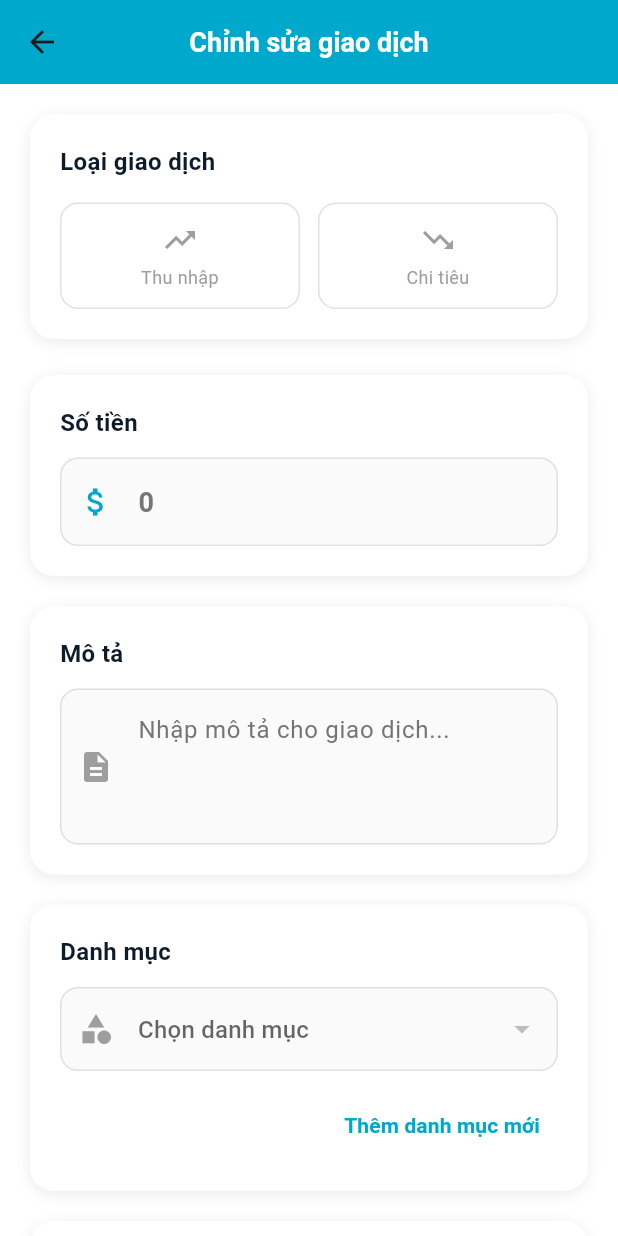
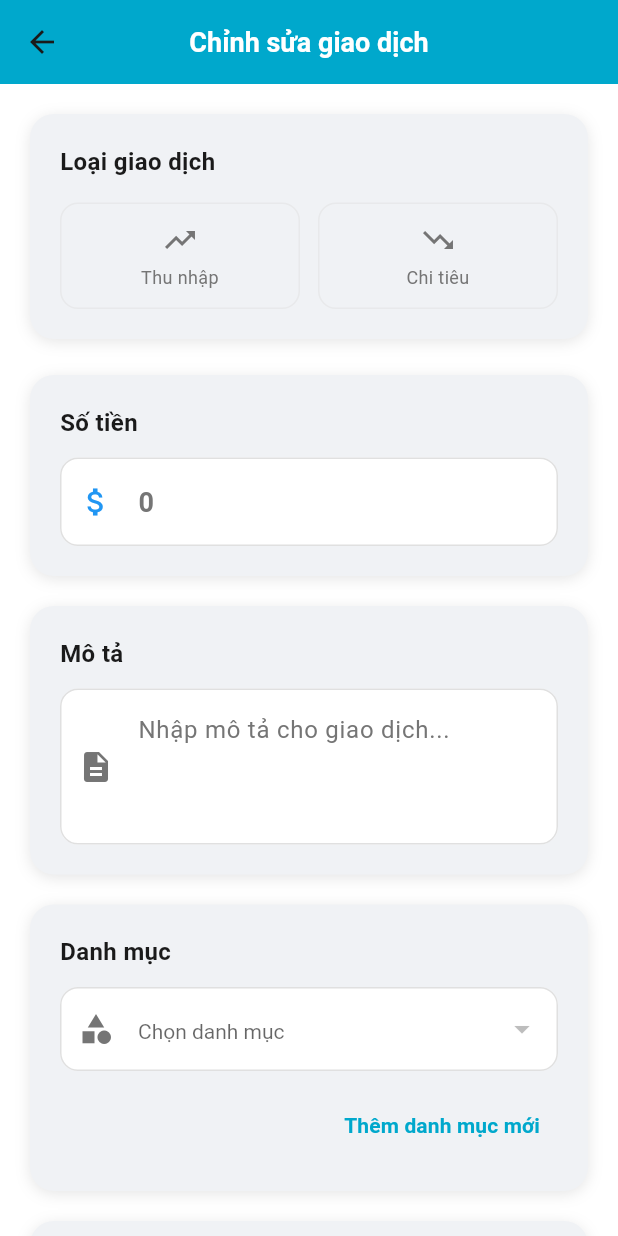
Before and after one commit to HaoAboutMe/DACN-FlutterApp-QLCT, a Flutter app: the EditTransactionScreen screen opened directly with empty values, on a phone screen of 412 x 824 dp. Run offline on Flutter 3.47's test engine with Material 3 defaults, Android fonts, the phone set to English and light mode, and no system bars; our stand-ins replace shared_preferences, sqflite; accounts and stored records are empty.

Commit message:
Add DarMode to Edit_Transaction_Screen

```diff
--- a/lib/screens/transaction/edit_transaction_screen.dart
+++ b/lib/screens/transaction/edit_transaction_screen.dart
@@ -5,7 +5,6 @@
 import '../../models/category.dart';
 import '../../utils/currency_formatter.dart';
 import '../../widgets/category_picker_sheet.dart';
-import '../home/home_colors.dart';
 
 class EditTransactionScreen extends StatefulWidget {
   final transaction_model.Transaction transaction;
@@ -124,7 +123,7 @@
         return Theme(
           data: Theme.of(context).copyWith(
             colorScheme: Theme.of(context).colorScheme.copyWith(
-              primary: HomeColors.primary,
+              primary: Theme.of(context).colorScheme.primary,
             ),
           ),
           child: child!,
@@ -314,11 +313,11 @@
   Color _getTypeColor(String type) {
     switch (type) {
       case 'income':
-        return HomeColors.income;
+        return const Color(0xFF4CAF50); // Green for income
       case 'expense':
-        return HomeColors.expense;
+        return const Color(0xFFF44336); // Red for expense
       default:
-        return HomeColors.primary;
+        return const Color(0xFF2196F3); // Blue for default
     }
   }
 
@@ -382,8 +381,11 @@
 
   @override
   Widget build(BuildContext context) {
+    final theme = Theme.of(context);
+    final colorScheme = theme.colorScheme;
+
     return Scaffold(
-      backgroundColor: HomeColors.background,
+      backgroundColor: colorScheme.surface,
       resizeToAvoidBottomInset: true, // Enable automatic screen resize for keyboard
       appBar: AppBar(
         title: const Text(
@@ -393,7 +395,7 @@
             fontWeight: FontWeight.bold,
           ),
         ),
-        backgroundColor: HomeColors.primary,
+        backgroundColor: colorScheme.primary,
         foregroundColor: Colors.white,
         elevation: 0,
       ),
@@ -434,14 +436,17 @@
   }
 
   Widget _buildTypeSelector() {
+    final theme = Theme.of(context);
+    final colorScheme = theme.colorScheme;
+
     return Container(
       padding: const EdgeInsets.all(20),
       decoration: BoxDecoration(
-        color: HomeColors.cardBackground,
+        color: colorScheme.surfaceContainerHighest,
         borderRadius: BorderRadius.circular(16),
         boxShadow: [
           BoxShadow(
-            color: HomeColors.cardShadow,
+            color: colorScheme.shadow.withValues(alpha: 0.1),
             blurRadius: 8,
             offset: const Offset(0, 2),
           ),
@@ -450,12 +455,12 @@
       child: Column(
         crossAxisAlignment: CrossAxisAlignment.start,
         children: [
-          const Text(
+          Text(
             'Loại giao dịch',
             style: TextStyle(
               fontSize: 16,
               fontWeight: FontWeight.bold,
-              color: HomeColors.textPrimary,
+              color: colorScheme.onSurface,
             ),
           ),
           const SizedBox(height: 16),
@@ -472,6 +477,8 @@
   }
 
   Widget _buildTypeButton(String type, String label, IconData icon) {
+    final theme = Theme.of(context);
+    final colorScheme = theme.colorScheme;
     final isSelected = _selectedType == type;
     final color = _getTypeColor(type);
 
@@ -484,7 +491,7 @@
           color: isSelected ? color.withValues(alpha: 0.1) : Colors.transparent,
           borderRadius: BorderRadius.circular(12),
           border: Border.all(
-            color: isSelected ? color : Colors.grey.withValues(alpha: 0.3),
+            color: isSelected ? color : colorScheme.outline.withValues(alpha: 0.5),
             width: isSelected ? 2 : 1,
           ),
         ),
@@ -492,14 +499,14 @@
           children: [
             Icon(
               icon,
-              color: isSelected ? color : Colors.grey,
+              color: isSelected ? color : colorScheme.onSurfaceVariant,
               size: 24,
             ),
             const SizedBox(height: 4),
             Text(
               label,
               style: TextStyle(
-                color: isSelected ? color : Colors.grey,
+                color: isSelected ? color : colorScheme.onSurfaceVariant,
                 fontWeight: isSelected ? FontWeight.bold : FontWeight.normal,
                 fontSize: 12,
               ),
@@ -512,14 +519,17 @@
   }
 
   Widget _buildAmountField() {
+    final theme = Theme.of(context);
+    final colorScheme = theme.colorScheme;
+
     return Container(
       padding: const EdgeInsets.all(20),
       decoration: BoxDecoration(
-        color: HomeColors.cardBackground,
+        color: colorScheme.surfaceContainerHighest,
         borderRadius: BorderRadius.circular(16),
         boxShadow: [
           BoxShadow(
-            color: HomeColors.cardShadow,
+            color: colorScheme.shadow.withValues(alpha: 0.1),
             blurRadius: 8,
             offset: const Offset(0, 2),
           ),
@@ -528,12 +538,12 @@
       child: Column(
         crossAxisAlignment: CrossAxisAlignment.start,
         children: [
-          const Text(
+          Text(
             'Số tiền',
             style: TextStyle(
               fontSize: 16,
               fontWeight: FontWeight.bold,
-              color: HomeColors.textPrimary,
+              color: colorScheme.onSurface,
             ),
           ),
           const SizedBox(height: 12),
@@ -546,21 +556,23 @@
             ],
             decoration: InputDecoration(
               hintText: '0',
+              hintStyle: TextStyle(color: colorScheme.onSurfaceVariant),
               suffixText: 'đ',
+              suffixStyle: TextStyle(color: colorScheme.onSurfaceVariant),
               prefixIcon: Icon(
                 Icons.attach_money,
                 color: _getTypeColor(_selectedType),
               ),
               border: OutlineInputBorder(
                 borderRadius: BorderRadius.circular(12),
-                borderSide: BorderSide(color: Colors.grey.withValues(alpha: 0.3)),
+                borderSide: BorderSide(color: colorScheme.outline.withValues(alpha: 0.5)),
               ),
               focusedBorder: OutlineInputBorder(
                 borderRadius: BorderRadius.circular(12),
                 borderSide: BorderSide(color: _getTypeColor(_selectedType), width: 2),
               ),
               filled: true,
-              fillColor: Colors.grey.withValues(alpha: 0.05),
+              fillColor: colorScheme.surface,
             ),
             style: TextStyle(
               fontSize: 18,
@@ -584,14 +596,17 @@
   }
 
   Widget _buildDescriptionField() {
+    final theme = Theme.of(context);
+    final colorScheme = theme.colorScheme;
+
     return Container(
       padding: const EdgeInsets.all(20),
       decoration: BoxDecoration(
-        color: HomeColors.cardBackground,
+        color: colorScheme.surfaceContainerHighest,
         borderRadius: BorderRadius.circular(16),
         boxShadow: [
           BoxShadow(
-            color: HomeColors.cardShadow,
+            color: colorScheme.shadow.withValues(alpha: 0.1),
             blurRadius: 8,
             offset: const Offset(0, 2),
           ),
@@ -600,12 +615,12 @@
       child: Column(
         crossAxisAlignment: CrossAxisAlignment.start,
         children: [
-          const Text(
+          Text(
             'Mô tả',
             style: TextStyle(
               fontSize: 16,
               fontWeight: FontWeight.bold,
-              color: HomeColors.textPrimary,
+              color: colorScheme.onSurface,
             ),
           ),
           const SizedBox(height: 12),
@@ -614,18 +629,20 @@
             maxLines: 3,
             decoration: InputDecoration(
               hintText: 'Nhập mô tả cho giao dịch...',
-              prefixIcon: const Icon(Icons.description, color: Colors.grey),
+              hintStyle: TextStyle(color: colorScheme.onSurfaceVariant),
+              prefixIcon: Icon(Icons.description, color: colorScheme.onSurfaceVariant),
               border: OutlineInputBorder(
                 borderRadius: BorderRadius.circular(12),
-                borderSide: BorderSide(color: Colors.grey.withValues(alpha: 0.3)),
+                borderSide: BorderSide(color: colorScheme.outline.withValues(alpha: 0.5)),
               ),
               focusedBorder: OutlineInputBorder(
                 borderRadius: BorderRadius.circular(12),
-                borderSide: const BorderSide(color: HomeColors.primary, width: 2),
+                borderSide: BorderSide(color: colorScheme.primary, width: 2),
               ),
               filled: true,
-              fillColor: Colors.grey.withValues(alpha: 0.05),
+              fillColor: colorScheme.surface,
             ),
+            style: TextStyle(color: colorScheme.onSurface),
             validator: (value) {
               if (value == null || value.trim().isEmpty) {
                 return 'Vui lòng nhập mô tả';
@@ -639,14 +656,17 @@
   }
 
   Widget _buildCategorySelector() {
+    final theme = Theme.of(context);
+    final colorScheme = theme.colorScheme;
+
     return Container(
       padding: const EdgeInsets.all(20),
       decoration: BoxDecoration(
-        color: HomeColors.cardBackground,
+        color: colorScheme.surfaceContainerHighest,
         borderRadius: BorderRadius.circular(16),
         boxShadow: [
           BoxShadow(
-            color: HomeColors.cardShadow,
+            color: colorScheme.shadow.withValues(alpha: 0.1),
             blurRadius: 8,
             offset: const Offset(0, 2),
           ),
@@ -655,12 +675,12 @@
       child: Column(
         crossAxisAlignment: CrossAxisAlignment.start,
         children: [
-          const Text(
+          Text(
             'Danh mục',
             style: TextStyle(
               fontSize: 16,
               fontWeight: FontWeight.bold,
-              color: HomeColors.textPrimary,
+              color: colorScheme.onSurface,
             ),
           ),
           const SizedBox(height: 12),
@@ -668,18 +688,20 @@
             initialValue: _selectedCategoryId,
             decoration: InputDecoration(
               hintText: 'Chọn danh mục',
-              prefixIcon: const Icon(Icons.category, color: Colors.grey),
+              hintStyle: TextStyle(color: colorScheme.onSurfaceVariant),
+              prefixIcon: Icon(Icons.category, color: colorScheme.onSurfaceVariant),
               border: OutlineInputBorder(
                 borderRadius: BorderRadius.circular(12),
-                borderSide: BorderSide(color: Colors.grey.withValues(alpha: 0.3)),
+                borderSide: BorderSide(color: colorScheme.outline.withValues(alpha: 0.5)),
               ),
               focusedBorder: OutlineInputBorder(
                 borderRadius: BorderRadius.circular(12),
-                borderSide: const BorderSide(color: HomeColors.primary, width: 2),
+                borderSide: BorderSide(color: colorScheme.primary, width: 2),
               ),
               filled: true,
-              fillColor: Colors.grey.withValues(alpha: 0.05),
+              fillColor: colorScheme.surface,
             ),
+            style: TextStyle(color: colorScheme.onSurface),
             items: _filteredCategories.map((category) {
               return DropdownMenuItem<int>(
                 value: category.id,
@@ -713,10 +735,10 @@
             alignment: Alignment.centerRight,
             child: TextButton(
               onPressed: _showAddCategorySheet,
-              child: const Text(
+              child: Text(
                 'Thêm danh mục mới',
                 style: TextStyle(
-                  color: HomeColors.primary,
+                  color: colorScheme.primary,
                   fontWeight: FontWeight.bold,
                 ),
               ),
@@ -728,14 +750,17 @@
   }
 
   Widget _buildDateSelector() {
+    final theme = Theme.of(context);
+    final colorScheme = theme.colorScheme;
+
     return Container(
       padding: const EdgeInsets.all(20),
       decoration: BoxDecoration(
-        color: HomeColors.cardBackground,
+        color: colorScheme.surfaceContainerHighest,
         borderRadius: BorderRadius.circular(16),
         boxShadow: [
           BoxShadow(
-            color: HomeColors.cardShadow,
+            color: colorScheme.shadow.withValues(alpha: 0.1),
             blurRadius: 8,
             offset: const Offset(0, 2),
           ),
@@ -744,12 +769,12 @@
       child: Column(
         crossAxisAlignment: CrossAxisAlignment.start,
         children: [
-          const Text(
+          Text(
             'Ngày giao dịch',
             style: TextStyle(
               fontSize: 16,
               fontWeight: FontWeight.bold,
-              color: HomeColors.textPrimary,
+              color: colorScheme.onSurface,
             ),
           ),
           const SizedBox(height: 12),
@@ -758,23 +783,23 @@
             child: Container(
               padding: const EdgeInsets.symmetric(vertical: 16, horizontal: 12),
               decoration: BoxDecoration(
-                border: Border.all(color: Colors.grey.withValues(alpha: 0.3)),
+                border: Border.all(color: colorScheme.outline.withValues(alpha: 0.5)),
                 borderRadius: BorderRadius.circular(12),
-                color: Colors.grey.withValues(alpha: 0.05),
+                color: colorScheme.surface,
               ),
               child: Row(
                 children: [
-                  const Icon(Icons.calendar_today, color: Colors.grey),
+                  Icon(Icons.calendar_today, color: colorScheme.onSurfaceVariant),
                   const SizedBox(width: 12),
                   Text(
                     '${_selectedDate.day}/${_selectedDate.month}/${_selectedDate.year}',
-                    style: const TextStyle(
+                    style: TextStyle(
                       fontSize: 16,
-                      color: HomeColors.textPrimary,
+                      color: colorScheme.onSurface,
                     ),
                   ),
                   const Spacer(),
-                  const Icon(Icons.arrow_drop_down, color: Colors.grey),
+                  Icon(Icons.arrow_drop_down, color: colorScheme.onSurfaceVariant),
                 ],
               ),
             ),
```
